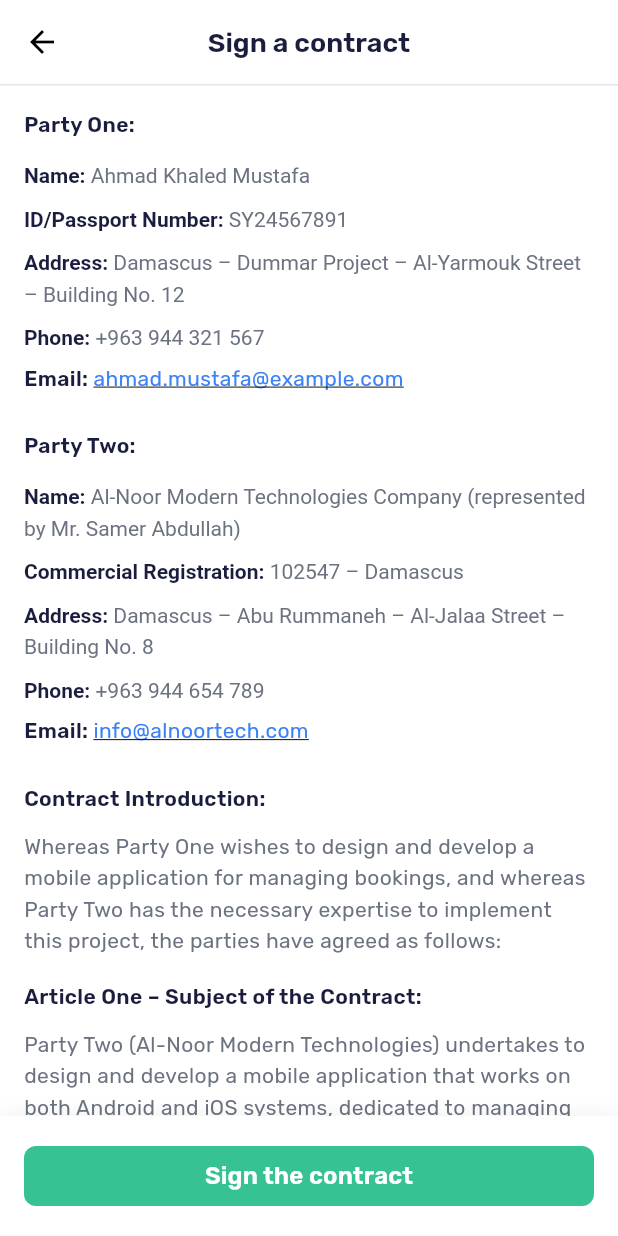
After one commit to awaref/IFIN-BANKID-flutter, a Flutter app: the ContractScreen screen opened directly, on a phone screen of 412 x 824 dp. The commit adds this screen. Run offline on Flutter 3.47's test engine with Material 3 defaults, Android fonts, the phone set to English and light mode, and no system bars; our stand-ins replace flutter_svg, google_fonts, hugeicons, image_picker, local_auth, permission_handler and 3 more; accounts and stored records are empty.

Commit message:
feat(contract): add contract and verify pin screens for digital signing
Implement new screens for contract viewing and PIN verification flow to enable digital contract signing functionality. The contract screen displays agreement details and navigates to PIN verification, which validates user identity before signing.

```diff
--- /dev/null
+++ b/lib/screens/contract_screen.dart
@@ -0,0 +1,358 @@
+import 'package:bankid_app/screens/verify_pin_screen.dart';
+import 'package:flutter/material.dart';
+
+void main() {
+  runApp(const MyApp());
+}
+
+class MyApp extends StatelessWidget {
+  const MyApp({Key? key}) : super(key: key);
+
+  @override
+  Widget build(BuildContext context) {
+    return MaterialApp(
+      debugShowCheckedModeBanner: false,
+      home: const ContractScreen(),
+    );
+  }
+}
+
+class ContractScreen extends StatelessWidget {
+  const ContractScreen({Key? key}) : super(key: key);
+
+  @override
+  Widget build(BuildContext context) {
+    return Scaffold(
+      backgroundColor: Colors.white,
+      appBar: AppBar(
+        backgroundColor: Colors.white,
+        elevation: 0,
+        leading: IconButton(
+          icon: const Icon(Icons.arrow_back, color: Colors.black),
+          onPressed: () {
+            Navigator.pop(context);
+          },
+        ),
+        title: const Text(
+          'Sign a contract',
+          style: TextStyle(
+            color: Color(0xFF1A1D3D),
+            fontSize: 18,
+            fontWeight: FontWeight.w600,
+          ),
+        ),
+        centerTitle: true,
+      ),
+      body: Column(
+        children: [
+          const Divider(height: 1, color: Color(0xFFE5E5E5)),
+          Expanded(
+            child: SingleChildScrollView(
+              padding: const EdgeInsets.all(16),
+              child: Column(
+                crossAxisAlignment: CrossAxisAlignment.start,
+                children: [
+                  const Text(
+                    'Party One:',
+                    style: TextStyle(
+                      fontSize: 14,
+                      fontWeight: FontWeight.w600,
+                      color: Color(0xFF1A1D3D),
+                    ),
+                  ),
+                  const SizedBox(height: 12),
+                  _buildInfoRow('Name:', 'Ahmad Khaled Mustafa'),
+                  const SizedBox(height: 8),
+                  _buildInfoRow('ID/Passport Number:', 'SY24567891'),
+                  const SizedBox(height: 8),
+                  _buildInfoRow(
+                    'Address:',
+                    'Damascus – Dummar Project – Al-Yarmouk Street – Building No. 12',
+                  ),
+                  const SizedBox(height: 8),
+                  _buildInfoRow('Phone:', '+963 944 321 567'),
+                  const SizedBox(height: 8),
+                  _buildInfoRowWithLink(
+                    'Email:',
+                    'ahmad.mustafa@example.com',
+                  ),
+                  const SizedBox(height: 24),
+                  const Text(
+                    'Party Two:',
+                    style: TextStyle(
+                      fontSize: 14,
+                      fontWeight: FontWeight.w600,
+                      color: Color(0xFF1A1D3D),
+                    ),
+                  ),
+                  const SizedBox(height: 12),
+                  _buildInfoRow(
+                    'Name:',
+                    'Al-Noor Modern Technologies Company (represented by Mr. Samer Abdullah)',
+                  ),
+                  const SizedBox(height: 8),
+                  _buildInfoRow(
+                    'Commercial Registration:',
+                    '102547 – Damascus',
+                  ),
+                  const SizedBox(height: 8),
+                  _buildInfoRow(
+                    'Address:',
+                    'Damascus – Abu Rummaneh – Al-Jalaa Street – Building No. 8',
+                  ),
+                  const SizedBox(height: 8),
+                  _buildInfoRow('Phone:', '+963 944 654 789'),
+                  const SizedBox(height: 8),
+                  _buildInfoRowWithLink('Email:', 'info@alnoortech.com'),
+                  const SizedBox(height: 24),
+                  const Text(
+                    'Contract Introduction:',
+                    style: TextStyle(
+                      fontSize: 14,
+                      fontWeight: FontWeight.w600,
+                      color: Color(0xFF1A1D3D),
+                    ),
+                  ),
+                  const SizedBox(height: 12),
+                  const Text(
+                    'Whereas Party One wishes to design and develop a mobile application for managing bookings, and whereas Party Two has the necessary expertise to implement this project, the parties have agreed as follows:',
+                    style: TextStyle(
+                      fontSize: 14,
+                      color: Color(0xFF6B7280),
+                      height: 1.5,
+                    ),
+                  ),
+                  const SizedBox(height: 16),
+                  const Text(
+                    'Article One – Subject of the Contract:',
+                    style: TextStyle(
+                      fontSize: 14,
+                      fontWeight: FontWeight.w600,
+                      color: Color(0xFF1A1D3D),
+                    ),
+                  ),
+                  const SizedBox(height: 12),
+                  const Text(
+                    'Party Two (Al-Noor Modern Technologies) undertakes to design and develop a mobile application that works on both Android and iOS systems, dedicated to managing and booking appointments, according to the specifications agreed upon with Party One.',
+                    style: TextStyle(
+                      fontSize: 14,
+                      color: Color(0xFF6B7280),
+                      height: 1.5,
+                    ),
+                  ),
+                  const SizedBox(height: 16),
+                  const Text(
+                    'Article Two – Duration of the Contract:',
+                    style: TextStyle(
+                      fontSize: 14,
+                      fontWeight: FontWeight.w600,
+                      color: Color(0xFF1A1D3D),
+                    ),
+                  ),
+                  const SizedBox(height: 12),
+                  const Text(
+                    'The duration of the contract starts from 15/08/2025 for a period of three months, renewable with the written consent of both parties.',
+                    style: TextStyle(
+                      fontSize: 14,
+                      color: Color(0xFF6B7280),
+                      height: 1.5,
+                    ),
+                  ),
+                  const SizedBox(height: 16),
+                  const Text(
+                    'Article Three – Financial Compensation:',
+                    style: TextStyle(
+                      fontSize: 14,
+                      fontWeight: FontWeight.w600,
+                      color: Color(0xFF1A1D3D),
+                    ),
+                  ),
+                  const SizedBox(height: 12),
+                  const Text(
+                    'Party One commits to pay an amount of 4,500 US dollars, to be paid as follows: First payment: 2,000 dollars upon signing the contract. Final payment: 2,500 dollars upon final delivery of the project.',
+                    style: TextStyle(
+                      fontSize: 14,
+                      color: Color(0xFF6B7280),
+                      height: 1.5,
+                    ),
+                  ),
+                  const SizedBox(height: 16),
+                  const Text(
+                    'Article Four – Rights and Obligations of the Parties:',
+                    style: TextStyle(
+                      fontSize: 14,
+                      fontWeight: FontWeight.w600,
+                      color: Color(0xFF1A1D3D),
+                    ),
+                  ),
+                  const SizedBox(height: 12),
+                  const Text(
+                    'Party Two is committed to delivering the project within the specified time and according to technical standards. Party One is committed to providing all necessary information and materials for design and development in a timely manner.',
+                    style: TextStyle(
+                      fontSize: 14,
+                      color: Color(0xFF6B7280),
+                      height: 1.5,
+                    ),
+                  ),
+                  const SizedBox(height: 16),
+                  const Text(
+                    'Article Five – Termination:',
+                    style: TextStyle(
+                      fontSize: 14,
+                      fontWeight: FontWeight.w600,
+                      color: Color(0xFF1A1D3D),
+                    ),
+                  ),
+                  const SizedBox(height: 12),
+                  const Text(
+                    'Either party may terminate the contract with written notice at least 15 days in advance, with payment of the financial dues to the other party according to the work completed.',
+                    style: TextStyle(
+                      fontSize: 14,
+                      color: Color(0xFF6B7280),
+                      height: 1.5,
+                    ),
+                  ),
+                  const SizedBox(height: 16),
+                  const Text(
+                    'Article Six – Governing Law:',
+                    style: TextStyle(
+                      fontSize: 14,
+                      fontWeight: FontWeight.w600,
+                      color: Color(0xFF1A1D3D),
+                    ),
+                  ),
+                  const SizedBox(height: 12),
+                  const Text(
+                    'This contract is subject to the laws and regulations of the Syrian Arab Republic, and any dispute shall be resolved amicably, and if that is not possible, it shall be referred to the Civil Court of Damascus.',
+                    style: TextStyle(
+                      fontSize: 14,
+                      color: Color(0xFF6B7280),
+                      height: 1.5,
+                    ),
+                  ),
+                  const SizedBox(height: 24),
+                  const Text(
+                    'Signatures:',
+                    style: TextStyle(
+                      fontSize: 14,
+                      fontWeight: FontWeight.w600,
+                      color: Color(0xFF1A1D3D),
+                    ),
+                  ),
+                  const SizedBox(height: 12),
+                  _buildInfoRow('Party One:', 'Ahmad Khaled Mustafa'),
+                  const SizedBox(height: 8),
+                  _buildInfoRow('Signature:', '___________'),
+                  const SizedBox(height: 8),
+                  _buildInfoRow('Date:', '15/08/2025'),
+                  const SizedBox(height: 16),
+                  _buildInfoRow('Party Two:', 'Al-Noor Modern Technologies – Representative: Samer Abdullah'),
+                  const SizedBox(height: 8),
+                  _buildInfoRow('Signature:', '___________'),
+                  const SizedBox(height: 8),
+                  _buildInfoRow('Date:', '15/08/2025'),
+                  const SizedBox(height: 80),
+                ],
+              ),
+            ),
+          ),
+        ],
+      ),
+      bottomNavigationBar: Container(
+        padding: const EdgeInsets.all(16),
+        decoration: BoxDecoration(
+          color: Colors.white,
+          boxShadow: [
+            BoxShadow(
+              color: Colors.black.withOpacity(0.05),
+              blurRadius: 10,
+              offset: const Offset(0, -2),
+            ),
+          ],
+        ),
+        child: SafeArea(
+          child: ElevatedButton(
+            onPressed: () {
+              Navigator.push(
+                context,
+                MaterialPageRoute(
+                  builder: (context) => const VerifyPinScreen(),
+                ),
+              );
+            },
+            style: ElevatedButton.styleFrom(
+              backgroundColor: const Color(0xFF37C293),
+              foregroundColor: Colors.white,
+              padding: const EdgeInsets.symmetric(vertical: 7),
+              shape: RoundedRectangleBorder(
+                borderRadius: BorderRadius.circular(8),
+              ),
+              elevation: 0,
+            ),
+            child: const Text(
+              'Sign the contract',
+              style: TextStyle(
+                fontSize: 16,
+                fontWeight: FontWeight.w600,
+              ),
+            ),
+          ),
+        ),
+      ),
+    );
+  }
+
+  Widget _buildInfoRow(String label, String value) {
+    return RichText(
+      text: TextSpan(
+        style: const TextStyle(
+          fontSize: 14,
+          height: 1.5,
+        ),
+        children: [
+          TextSpan(
+            text: '$label ',
+            style: const TextStyle(
+              fontWeight: FontWeight.w600,
+              color: Color(0xFF1A1D3D),
+            ),
+          ),
+          TextSpan(
+            text: value,
+            style: const TextStyle(
+              color: Color(0xFF6B7280),
+            ),
+          ),
+        ],
+      ),
+    );
+  }
+
+  Widget _buildInfoRowWithLink(String label, String email) {
+    return Row(
+      crossAxisAlignment: CrossAxisAlignment.start,
+      children: [
+        Text(
+          '$label ',
+          style: const TextStyle(
+            fontSize: 14,
+            fontWeight: FontWeight.w600,
+            color: Color(0xFF1A1D3D),
+            height: 1.5,
+          ),
+        ),
+        Expanded(
+          child: Text(
+            email,
+            style: const TextStyle(
+              fontSize: 14,
+              color: Color(0xFF3B82F6),
+              height: 1.5,
+              decoration: TextDecoration.underline,
+            ),
+          ),
+        ),
+      ],
+    );
+  }
+}
```
Also changed, not shown: lib/screens/home_screen.dart (+6 -1 lines), lib/screens/verify_pin_screen.dart (added, +203 -0 lines).
